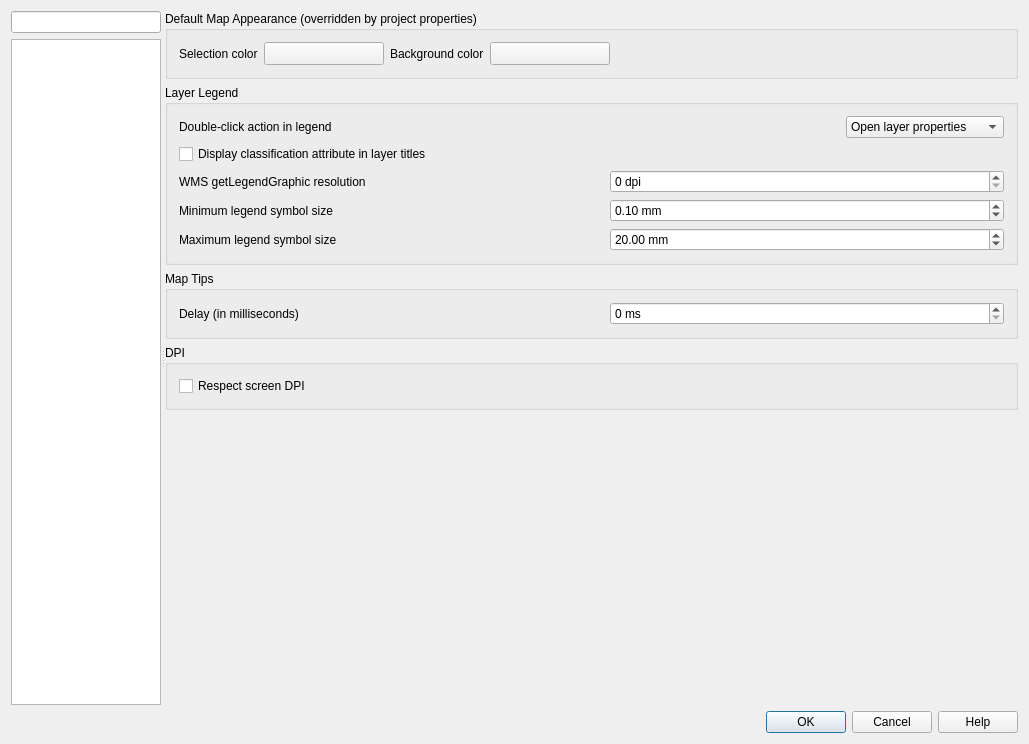
This is src/ui/qgsoptionsbase.ui in qgis/QGIS as Qt 5 draws it before an edit. The edited form follows.
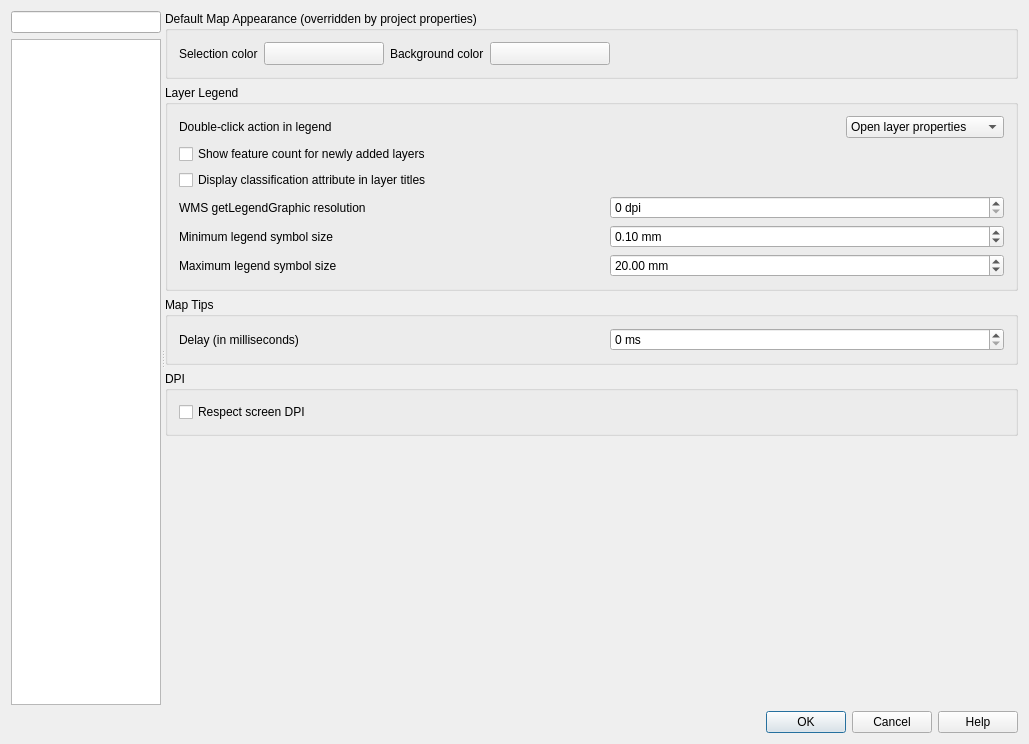
This is the edited form. The open tabs and pages were chosen to show the change. Icons and pictures are not drawn. Custom widgets are drawn as their Qt base class.

Commit message:
Add setting to show feature counts by default for newly added layers
If enabled (the default remains disabled), this option will cause
the feature count to be enabled for any newly added/created map
layers.

Sponsored by SevenCs GmbH

The edit to the form file:
```diff
--- a/src/ui/qgsoptionsbase.ui
+++ b/src/ui/qgsoptionsbase.ui
@@ -3411,6 +3411,13 @@
                     </item>
                    </layout>
                   </item>
+                  <item>
+                   <widget class="QCheckBox" name="mShowFeatureCountByDefaultCheckBox">
+                    <property name="text">
+                     <string>Show feature count for newly added layers</string>
+                    </property>
+                   </widget>
+                  </item>
                   <item>
                    <widget class="QCheckBox" name="cbxLegendClassifiers">
                     <property name="text">
```
Left out of the diff: 1 changed line with no effect on the pictures. The commit also changes 4 other files.
